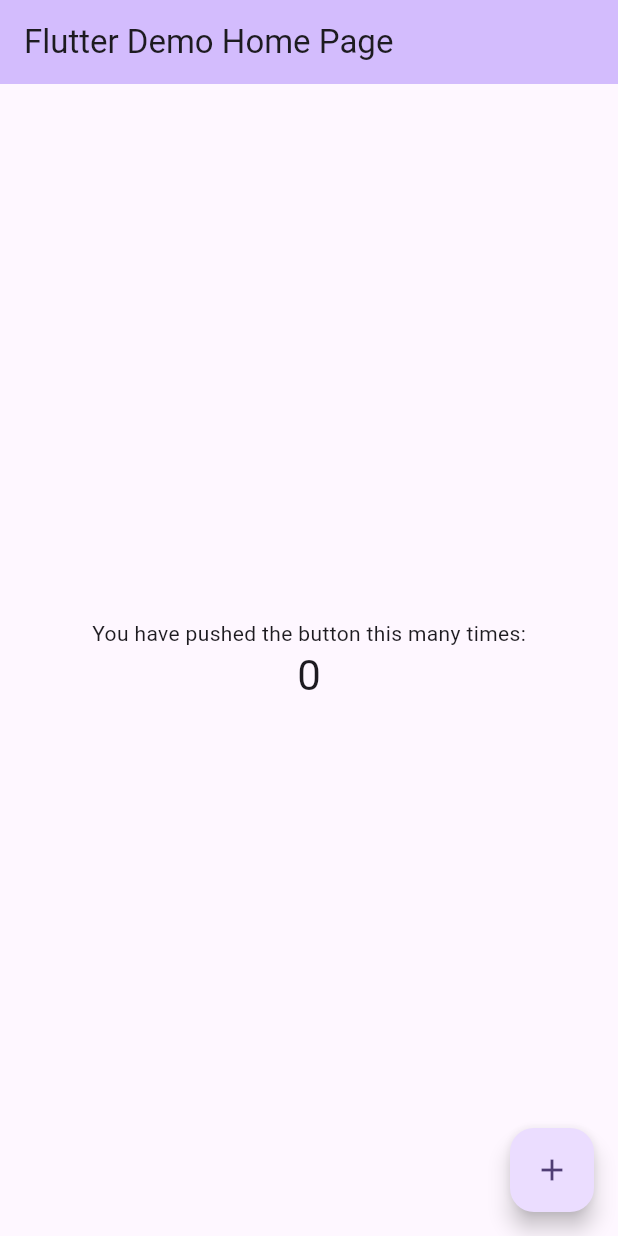
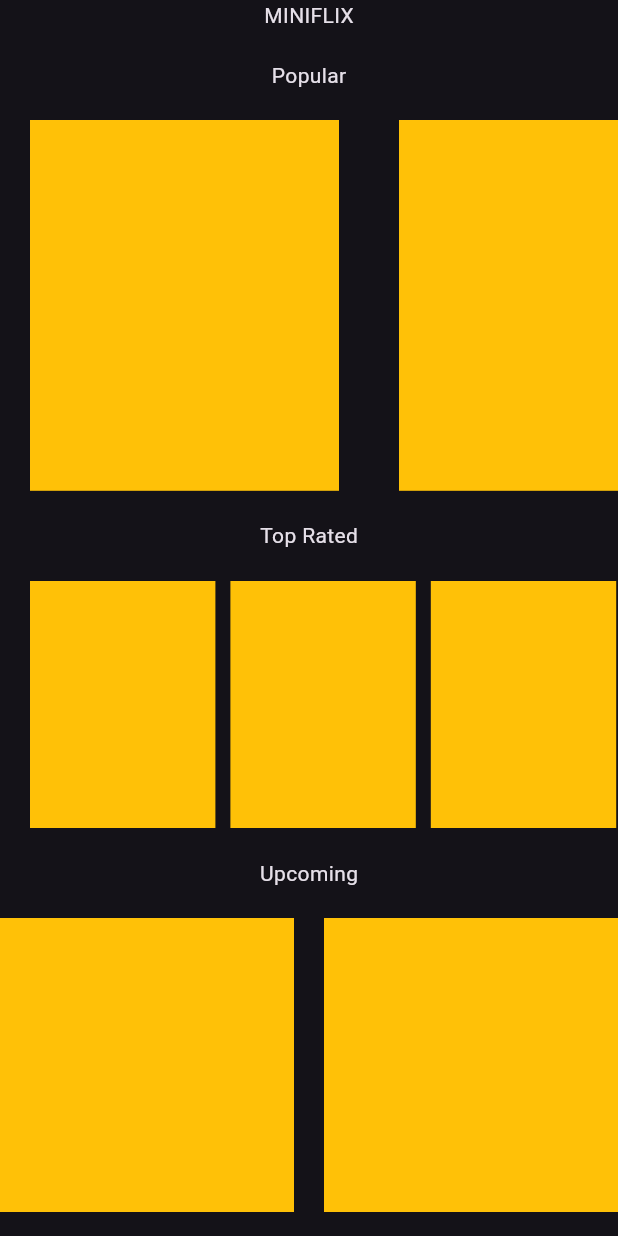
Before and after one commit to janeanan/miniflix, a Flutter app: the screen it shows after launch, on a phone screen of 412 x 824 dp. Run offline on Flutter 3.47's test engine with Material 3 defaults, Android fonts, the phone set to English and light mode, and no system bars; our stand-ins replace connectivity_plus, dio, pretty_dio_logger, retrofit, shimmer; generated files the repository leaves out were written again; network calls fail.

Commit message:
update_24_03_25

```diff
--- /dev/null
+++ b/lib/data/enum.dart
@@ -0,0 +1 @@
+enum ConnectionStatus { noInternet, failde, success, loading, none }
--- /dev/null
+++ b/lib/domain/tmdb_view_model.dart
@@ -0,0 +1,33 @@
+import 'package:flutter/foundation.dart';
+import 'package:miniflix/data/enum.dart';
+import 'package:miniflix/model/api/dio_configuration.dart';
+import 'package:miniflix/model/list_popular.dart';
+import 'package:miniflix/model/service/rest_client.dart';
+import 'package:miniflix/utill/utills.dart';
+
+class TmdbViewModel extends ChangeNotifier {
+  ConnectionStatus _statusListPopular = ConnectionStatus.none;
+  ConnectionStatus get statusListPopular => _statusListPopular;
+
+  late Popular _responseListPopular;
+  Popular get responseListPopular => _responseListPopular;
+
+  Future<void> getListPoplar() async {
+    Utills.checkInternetConnection().then(
+      (value) {
+        if (value) {
+          _statusListPopular = ConnectionStatus.loading;
+          notifyListeners();
+          RestClient(DioConfiguration.getInstance()).apiKey("93b5941ee4b87ed816693cfa75375609", "1").then((value) {
+            _responseListPopular = value;
+            _statusListPopular = ConnectionStatus.success;
+            notifyListeners();
+          });
+        } else {
+          _statusListPopular = ConnectionStatus.noInternet;
+          notifyListeners();
+        }
+      },
+    );
+  }
+}
--- a/lib/main.dart
+++ b/lib/main.dart
@@ -1,4 +1,9 @@
 import 'package:flutter/material.dart';
+import 'package:miniflix/domain/tmdb_view_model.dart';
+import 'package:miniflix/pages/preflix_page.dart';
+
+
+import 'package:provider/provider.dart';
 
 void main() {
   runApp(const MyApp());
@@ -7,116 +12,16 @@ void main() {
 class MyApp extends StatelessWidget {
   const MyApp({super.key});
 
-  // This widget is the root of your application.
   @override
   Widget build(BuildContext context) {
-    return MaterialApp(
-      title: 'Flutter Demo',
-      theme: ThemeData(
-        // This is the theme of your application.
-        //
-        // TRY THIS: Try running your application with "flutter run". You'll see
-        // the application has a purple toolbar. Then, without quitting the app,
-        // try changing the seedColor in the colorScheme below to Colors.green
-        // and then invoke "hot reload" (save your changes or press the "hot
-        // reload" button in a Flutter-supported IDE, or press "r" if you used
-        // the command line to start the app).
-        //
-        // Notice that the counter didn't reset back to zero; the application
-        // state is not lost during the reload. To reset the state, use hot
-        // restart instead.
-        //
-        // This works for code too, not just values: Most code changes can be
-        // tested with just a hot reload.
-        colorScheme: ColorScheme.fromSeed(seedColor: Colors.deepPurple),
+    return MultiProvider(
+      providers: [ChangeNotifierProvider(create: (ctx) => TmdbViewModel()),
+      ],
+      child: MaterialApp(
+        debugShowCheckedModeBanner: false,
+        theme: ThemeData(brightness: Brightness.dark),
+        home: const MiniFlix()
       ),
-      home: const MyHomePage(title: 'Flutter Demo Home Page'),
     );
   }
 }
-
-class MyHomePage extends StatefulWidget {
-  const MyHomePage({super.key, required this.title});
-
-  // This widget is the home page of your application. It is stateful, meaning
-  // that it has a State object (defined below) that contains fields that affect
-  // how it looks.
-
-  // This class is the configuration for the state. It holds the values (in this
-  // case the title) provided by the parent (in this case the App widget) and
-  // used by the build method of the State. Fields in a Widget subclass are
-  // always marked "final".
-
-  final String title;
-
-  @override
-  State<MyHomePage> createState() => _MyHomePageState();
-}
-
-class _MyHomePageState extends State<MyHomePage> {
-  int _counter = 0;
-
-  void _incrementCounter() {
-    setState(() {
-      // This call to setState tells the Flutter framework that something has
-      // changed in this State, which causes it to rerun the build method below
-      // so that the display can reflect the updated values. If we changed
-      // _counter without calling setState(), then the build method would not be
-      // called again, and so nothing would appear to happen.
-      _counter++;
-    });
-  }
-
-  @override
-  Widget build(BuildContext context) {
-    // This method is rerun every time setState is called, for instance as done
-    // by the _incrementCounter method above.
-    //
-    // The Flutter framework has been optimized to make rerunning build methods
-    // fast, so that you can just rebuild anything that needs updating rather
-    // than having to individually change instances of widgets.
-    return Scaffold(
-      appBar: AppBar(
-        // TRY THIS: Try changing the color here to a specific color (to
-        // Colors.amber, perhaps?) and trigger a hot reload to see the AppBar
-        // change color while the other colors stay the same.
-        backgroundColor: Theme.of(context).colorScheme.inversePrimary,
-        // Here we take the value from the MyHomePage object that was created by
-        // the App.build method, and use it to set our appbar title.
-        title: Text(widget.title),
-      ),
-      body: Center(
-        // Center is a layout widget. It takes a single child and positions it
-        // in the middle of the parent.
-        child: Column(
-          // Column is also a layout widget. It takes a list of children and
-          // arranges them vertically. By default, it sizes itself to fit its
-          // children horizontally, and tries to be as tall as its parent.
-          //
-          // Column has various properties to control how it sizes itself and
-          // how it positions its children. Here we use mainAxisAlignment to
-          // center the children vertically; the main axis here is the vertical
-          // axis because Columns are vertical (the cross axis would be
-          // horizontal).
-          //
-          // TRY THIS: Invoke "debug painting" (choose the "Toggle Debug Paint"
-          // action in the IDE, or press "p" in the console), to see the
-          // wireframe for each widget.
-          mainAxisAlignment: MainAxisAlignment.center,
-          children: <Widget>[
-            const Text('You have pushed the button this many times:'),
-            Text(
-              '$_counter',
-              style: Theme.of(context).textTheme.headlineMedium,
-            ),
-          ],
-        ),
-      ),
-      floatingActionButton: FloatingActionButton(
-        onPressed: _incrementCounter,
-        tooltip: 'Increment',
-        child: const Icon(Icons.add),
-      ), // This trailing comma makes auto-formatting nicer for build methods.
-    );
-  }
-}
--- /dev/null
+++ b/lib/model/api/apis.dart
@@ -0,0 +1,5 @@
+class Apis {
+  // TMDB
+  static const String baseService = "https://api.themoviedb.org/3/movie/";
+  static const String popular = "popular";
+}
--- /dev/null
+++ b/lib/model/api/dio_configuration.dart
@@ -0,0 +1,22 @@
+import 'package:dio/dio.dart';
+import 'package:flutter/foundation.dart';
+import 'package:pretty_dio_logger/pretty_dio_logger.dart';
+
+class DioConfiguration {
+  static Dio getInstance() {
+    final dio = Dio()
+      ..interceptors.add(PrettyDioLogger(
+        request: true,
+        requestHeader: true,
+        requestBody: true,
+        responseHeader: false,
+        responseBody: true,
+        error: true,
+        compact: true,
+        logPrint: (object) {
+          debugPrint('\x1B[32m$object\x1B[0m');
+        },
+      ));
+    return dio;
+  }
+}
--- /dev/null
+++ b/lib/model/list_popular.dart
@@ -0,0 +1,78 @@
+import 'package:json_annotation/json_annotation.dart';
+part 'list_popular.g.dart';
+
+@JsonSerializable()
+class Popular {
+    @JsonKey(name: "page")
+    int? page;
+    @JsonKey(name: "results")
+    List<Result>? results;
+    @JsonKey(name: "total_pages")
+    int? totalPages;
+    @JsonKey(name: "total_results")
+    int? totalResults;
+
+    Popular({
+        this.page,
+        this.results,
+        this.totalPages,
+        this.totalResults,
+    });
+
+    factory Popular.fromJson(Map<String, dynamic> json) => _$PopularFromJson(json);
+
+    Map<String, dynamic> toJson() => _$PopularToJson(this);
+}
+
+@JsonSerializable()
+class Result {
+    @JsonKey(name: "adult")
+    bool? adult;
+    @JsonKey(name: "backdrop_path")
+    String? backdropPath;
+    @JsonKey(name: "genre_ids")
+    List<int>? genreIds;
+    @JsonKey(name: "id")
+    int? id;
+    @JsonKey(name: "original_language")
+    String? originalLanguage;
+    @JsonKey(name: "original_title")
+    String? originalTitle;
+    @JsonKey(name: "overview")
+    String? overview;
+    @JsonKey(name: "popularity")
+    double? popularity;
+    @JsonKey(name: "poster_path")
+    String? posterPath;
+    @JsonKey(name: "release_date")
+    DateTime? releaseDate;
+    @JsonKey(name: "title")
+    String? title;
+    @JsonKey(name: "video")
+    bool? video;
+    @JsonKey(name: "vote_average")
+    double? voteAverage;
+    @JsonKey(name: "vote_count")
+    int? voteCount;
+
+    Result({
+        this.adult,
+        this.backdropPath,
+        this.genreIds,
+        this.id,
+        this.originalLanguage,
+        this.originalTitle,
+        this.overview,
+        this.popularity,
+        this.posterPath,
+        this.releaseDate,
+        this.title,
+        this.video,
+        this.voteAverage,
+        this.voteCount,
+    });
+
+    factory Result.fromJson(Map<String, dynamic> json) => _$ResultFromJson(json);
+
+    Map<String, dynamic> toJson() => _$ResultToJson(this);
+}
--- /dev/null
+++ b/lib/model/service/rest_client.dart
@@ -0,0 +1,19 @@
+import 'package:dio/dio.dart';
+
+import 'package:miniflix/model/api/apis.dart';
+import 'package:miniflix/model/list_popular.dart';
+import 'package:retrofit/retrofit.dart';
+part 'rest_client.g.dart';
+
+@RestApi(baseUrl: Apis.baseService)
+abstract class RestClient {
+  factory RestClient(Dio dio,{String baseUrl}) = _RestClient;
+
+  @GET(Apis.popular)
+  Future<Popular> apiKey(
+    @Query('api_key') String apiKey,
+    @Query('page') String page,
+  );
+
+
+}
--- /dev/null
+++ b/lib/pages/preflix_page.dart
@@ -0,0 +1,145 @@
+import 'package:flutter/material.dart';
+import 'package:miniflix/domain/tmdb_view_model.dart';
+import 'package:miniflix/extension/space_extension.dart';
+import 'package:provider/provider.dart';
+
+class MiniFlix extends StatefulWidget {
+  const MiniFlix({super.key});
+
+  @override
+  State<MiniFlix> createState() => _MiniFlixState();
+}
+
+class _MiniFlixState extends State<MiniFlix> {
+  late TmdbViewModel tmdbViewModel;
+  @override
+  void initState() {
+    // TODO: implement initState
+    super.initState();
+    tmdbViewModel = Provider.of<TmdbViewModel>(context, listen: false);
+    tmdbViewModel.getListPoplar();
+  }
+
+  @override
+  Widget build(BuildContext context) {
+    double sizedH = MediaQuery.of(context).size.height;
+    double sizedW = MediaQuery.of(context).size.width;
+    return Scaffold(
+      body: SafeArea(
+        child: SingleChildScrollView(
+          child: Column(
+            children: [
+              Text('MINIFLIX'),
+              20.sBoxHeight,
+              Text('Popular'),
+              20.sBoxHeight,
+              SizedBox(
+                height: sizedH * 0.3,
+                width: sizedW,
+                child: ListView.builder(
+                  itemCount: 3,
+                  scrollDirection: Axis.horizontal,
+                  itemBuilder: (context, index) {
+                    return Padding(
+                      padding: const EdgeInsets.only(left: 20, right: 20),
+                      child: Container(
+                        height: sizedW,
+                        width: sizedW * 0.5,
+                        color: Colors.amber,
+                      ),
+                    );
+                  },
+                ),
+              ),
+              20.sBoxHeight,
+              Text('Top Rated'),
+              20.sBoxHeight,
+              SizedBox(
+                height: sizedH * 0.2,
+                width: sizedW,
+                child: Padding(
+                  padding: const EdgeInsets.only(left: 20),
+                  child: ListView.builder(
+                    itemCount: 3,
+                    scrollDirection: Axis.horizontal,
+                    itemBuilder: (context, index) {
+                      return Padding(
+                        padding: const EdgeInsets.only(right: 10),
+                        child: Container(
+                          height: sizedW,
+                          width: sizedW * 0.3,
+                          color: Colors.amber,
+                        ),
+                      );
+                    },
+                  ),
+                ),
+              ),
+              20.sBoxHeight,
+              Text('Upcoming'),
+              20.sBoxHeight,
+              GridView.builder(
+                physics: NeverScrollableScrollPhysics(),
+                itemCount: 4,
+                shrinkWrap: true,
+                gridDelegate: SliverGridDelegateWithFixedCrossAxisCount(
+                  crossAxisCount: 2,
+                  crossAxisSpacing: 20,
+                  mainAxisSpacing: 20,
+                ),
+                itemBuilder: (context, index) {
+                  return Container(
+                    height: sizedH * 1,
+                    width: sizedW * 1,
+                    color: Colors.amber,
+                  );
+                },
+              ),
+            ],
+          ),
+        ),
+      ),
+    );
+  }
+
+  popularMovie(double sizedH, double sizedW) {
+    return SizedBox(
+      height: sizedH * 0.3,
+      width: sizedW,
+      child: ListView.builder(
+        itemCount: 3,
+        scrollDirection: Axis.horizontal,
+        itemBuilder: (context, index) {
+          return Padding(
+            padding: const EdgeInsets.only(left: 20, right: 20),
+            child: Container(
+              height: sizedW,
+              width: sizedW * 0.5,
+              color: Colors.amber,
+            ),
+          );
+        },
+      ),
+    );
+  }
+
+  gridViewUpComing(double sizedH, double sizedW) {
+    return GridView.builder(
+      physics: NeverScrollableScrollPhysics(),
+      itemCount: 4,
+      shrinkWrap: true,
+      gridDelegate: SliverGridDelegateWithFixedCrossAxisCount(
+        crossAxisCount: 2,
+        crossAxisSpacing: 20,
+        mainAxisSpacing: 20,
+      ),
+      itemBuilder: (context, index) {
+        return Container(
+          height: sizedH * 1,
+          width: sizedW * 1,
+          color: Colors.amber,
+        );
+      },
+    );
+  }
+}
--- /dev/null
+++ b/lib/utill/utills.dart
@@ -0,0 +1,17 @@
+import 'package:connectivity_plus/connectivity_plus.dart';
+
+class Utills {
+  static Future<bool> checkInternetConnection() async {
+    bool isConnect = false;
+    final List<ConnectivityResult> connectivityResult =
+        await (Connectivity().checkConnectivity());
+    if (connectivityResult.contains(ConnectivityResult.mobile) ||
+        connectivityResult.contains(ConnectivityResult.wifi) ||
+        connectivityResult.contains(ConnectivityResult.ethernet)) {
+      isConnect = true;
+    } else {
+      isConnect = false;
+    }
+    return isConnect;
+  }
+}
```
Also changed, not shown: lib/component/card_list_user_shimmer_load.dart (added, +36 -0 lines), lib/component/shimmer_load.dart (added, +23 -0 lines), lib/extension/space_extension.dart (added, +20 -0 lines), pubspec.yaml (+13 -1 lines), lib/model/list_popular.g.dart (added), lib/model/service/rest_client.g.dart (added), pubspec.lock, 3 other files.
